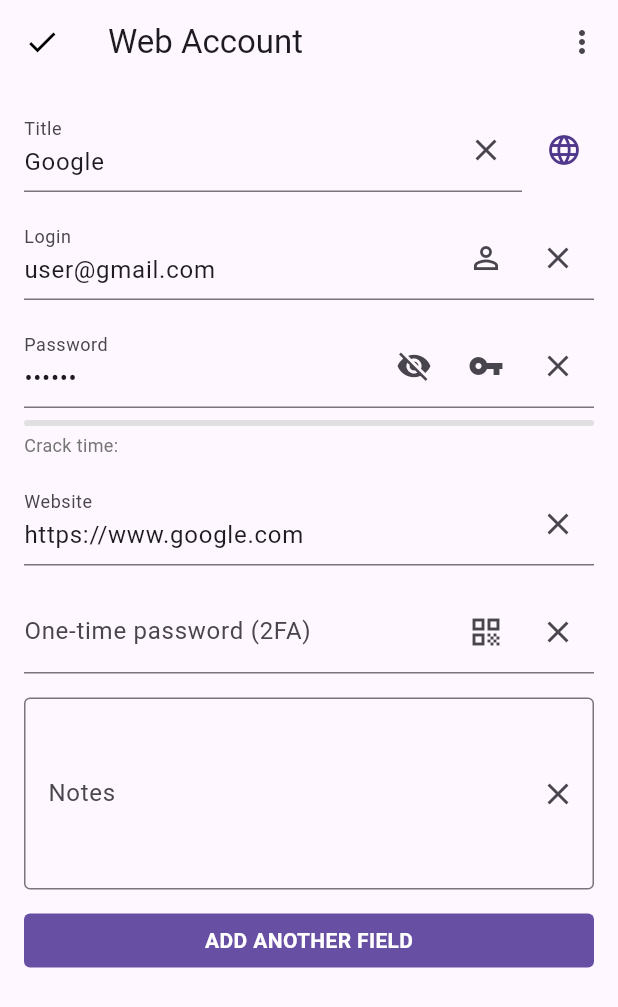
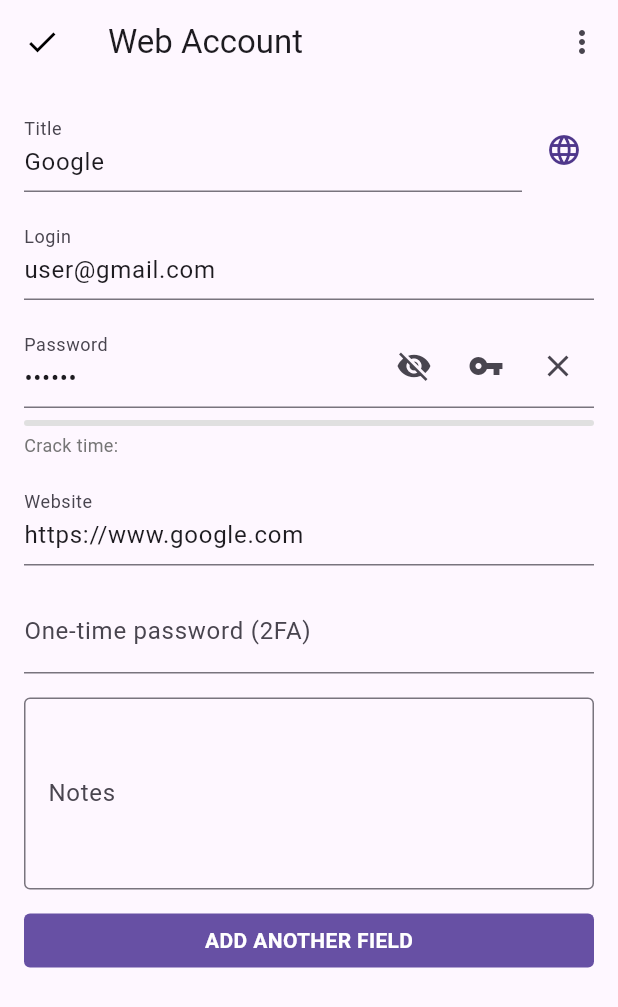
Before and after one commit to MTMBoss/SelfPass, a Flutter app: the screen it shows after launch, after a tap on "Google", on a phone screen of 412 x 824 dp. Shown: the top 1007 px of the screen. Run offline on Flutter 3.47's test engine with Material 3 defaults, Android fonts, the phone set to English and light mode, and no system bars; our stand-ins replace font_awesome_flutter, logger; accounts and stored records are empty; network calls fail.

Commit message:
Aggiunta di logica per gestire i campi "Scadenza" e "Data" nel modulo AccountForm, inclusa la gestione dei campi obbligatori e la visualizzazione dei campi aggiuntivi.

```diff
--- a/lib/pages/web_account/widgets/account_form.dart
+++ b/lib/pages/web_account/widgets/account_form.dart
@@ -23,7 +23,7 @@ class AccountFormState extends State<AccountForm> {
   final TextEditingController _otpController = TextEditingController();
   final TextEditingController _notesController = TextEditingController();
 
-  // New controllers for Scadenza and Data fields
+  // Nuovi controller per i campi Scadenza e Data
   final TextEditingController _scadenzaController = TextEditingController();
   final TextEditingController _dataController = TextEditingController();
 
@@ -38,9 +38,18 @@ class AccountFormState extends State<AccountForm> {
   Color? _selectedSymbolColor;
   Color? _selectedColorIcon;
 
-  // Change additionalFields to store label, widget, and controller
-  List<Map<String, dynamic>> additionalFields = [];
-  // Make enabledFields public so it can be accessed from WebAccountPage
+  // Definiamo i campi obbligatori che non devono essere rimossi
+  final List<String> mandatoryFields = [
+    'Title',
+    'Login',
+    'Password',
+    'Website',
+    'One-time password (2FA)',
+    'Notes',
+  ];
+
+  // Lista unica in cui gestiamo sia i campi predefiniti che quelli aggiunti.
+  // Inizialmente contiene i campi obbligatori.
   List<String> enabledFields = [
     'Title',
     'Login',
@@ -50,7 +59,10 @@ class AccountFormState extends State<AccountForm> {
     'Notes',
   ];
 
-  // Helper method to convert dd/MM/yyyy string to yyyy-MM-dd for DateTime.parse
+  // Per i campi aggiuntivi memorizziamo anche il widget e il controller
+  List<Map<String, dynamic>> additionalFields = [];
+
+  // Helper per convertire una data dal formato dd/MM/yyyy in yyyy-MM-dd (per DateTime.parse)
   String _formatDateForParse(String dateStr) {
     final parts = dateStr.split('/');
     if (parts.length == 3) {
@@ -91,7 +103,7 @@ class AccountFormState extends State<AccountForm> {
   void _onWebsiteChanged() {
     if (_iconSelectionMode == 'Website Icon') {
       setState(() {
-        // Trigger rebuild when website URL changes
+        // Trigger per il rebuild quando l’URL cambia
       });
     }
   }
@@ -106,6 +118,8 @@ class AccountFormState extends State<AccountForm> {
     _passwordController.addListener(_onPasswordChanged);
   }
 
+  // Nel caricamento dell’account in edit ricostruiamo enabledFields e ricaviamo
+  // anche la lista additionalFields per i campi extra non standard.
   void _initializeWithAccount(Account account) {
     _titleController.text = account.accountName;
     _loginController.text = account.username;
@@ -115,7 +129,47 @@ class AccountFormState extends State<AccountForm> {
     _selectedSymbolIcon = account.symbolIcon;
     _selectedSymbolColor = account.colorIcon;
     _selectedColorIcon = account.colorIcon;
-    enabledFields = List.from(account.enabledFields);
+    // Inizializza enabledFields con i campi obbligatori
+    enabledFields = List.from(mandatoryFields);
+    // Aggiungi eventuali campi salvati che non sono obbligatori
+    for (var field in account.enabledFields) {
+      if (!mandatoryFields.contains(field)) {
+        enabledFields.add(field);
+      }
+    }
+    // Per ricostruire i widget dei campi aggiuntivi, definiamo un elenco dei campi standard
+    // per cui abbiamo già dei widget predefiniti
+    List<String> standardFields = [
+      'Title',
+      'Login',
+      'Password',
+      'Website',
+      'Scadenza',
+      'Data',
+      'One-time password (2FA)',
+      'Notes',
+    ];
+    additionalFields = [];
+    for (var field in enabledFields) {
+      if (!standardFields.contains(field)) {
+        // Per ciascun campo extra, creiamo un controller (inizialmente vuoto)
+        TextEditingController controller = TextEditingController();
+        additionalFields.add({
+          'label': Text(field),
+          'controller': controller,
+          'widget': Padding(
+            padding: const EdgeInsets.symmetric(vertical: 8.0),
+            child: TextFormField(
+              controller: controller,
+              decoration: InputDecoration(
+                labelText: field,
+                border: const OutlineInputBorder(),
+              ),
+            ),
+          ),
+        });
+      }
+    }
   }
 
   @override
@@ -128,11 +182,8 @@ class AccountFormState extends State<AccountForm> {
     _websiteController.dispose();
     _otpController.dispose();
     _notesController.dispose();
-
-    // Dispose new controllers
     _scadenzaController.dispose();
     _dataController.dispose();
-
     for (var entry in additionalFields) {
       final controller = entry['controller'];
       if (controller is TextEditingController) {
@@ -165,7 +216,6 @@ class AccountFormState extends State<AccountForm> {
 
     try {
       if (widget.editingAccount != null) {
-        // Pass the existing account's id when updating
         final updatedAccount = accountToSave.copyWith(
           id: widget.editingAccount!.id,
         );
@@ -199,9 +249,12 @@ class AccountFormState extends State<AccountForm> {
     );
   }
 
+  // Permette di eliminare un campo extra (solo se non è obbligatorio)
   void _deleteField(String fieldName) {
     setState(() {
+      if (!mandatoryFields.contains(fieldName)) {
         enabledFields.remove(fieldName);
+      }
     });
   }
 
@@ -212,6 +265,7 @@ class AccountFormState extends State<AccountForm> {
       child: Column(
         crossAxisAlignment: CrossAxisAlignment.start,
         children: [
+          // Visualizza i campi standard in base a enabledFields
           for (String field in enabledFields) ...[
             if (field == 'Title') ...[
               Row(
@@ -222,7 +276,10 @@ class AccountFormState extends State<AccountForm> {
                       decoration: InputDecoration(
                         labelText: 'Title',
                         border: const UnderlineInputBorder(),
-                        suffixIcon: IconButton(
+                        suffixIcon:
+                            mandatoryFields.contains('Title')
+                                ? null
+                                : IconButton(
                                   icon: const Icon(Icons.close),
                                   onPressed: () => _deleteField('Title'),
                                 ),
@@ -265,80 +322,12 @@ class AccountFormState extends State<AccountForm> {
                 controller: _loginController,
                 decoration: InputDecoration(
                   labelText: 'Login',
-                  suffixIcon: Row(
-                    mainAxisSize: MainAxisSize.min,
-                    children: [
-                      // Account icon button that shows registered accounts
-                      IconButton(
-                        icon: const Icon(Icons.person_outline),
-                        onPressed: () {
-                          final accounts = _accountController.accounts;
-                          if (accounts.isEmpty) {
-                            ScaffoldMessenger.of(context).showSnackBar(
-                              const SnackBar(
-                                content: Text('No accounts registered'),
-                              ),
-                            );
-                            return;
-                          }
-                          final RenderBox button =
-                              context.findRenderObject() as RenderBox;
-                          final RenderBox overlay =
-                              Overlay.of(context).context.findRenderObject()
-                                  as RenderBox;
-                          final RelativeRect position = RelativeRect.fromRect(
-                            Rect.fromPoints(
-                              button.localToGlobal(
-                                Offset.zero,
-                                ancestor: overlay,
-                              ),
-                              button.localToGlobal(
-                                button.size.bottomRight(Offset.zero),
-                                ancestor: overlay,
-                              ),
-                            ),
-                            Offset.zero & overlay.size,
-                          );
-
-                          showMenu<Account>(
-                            context: context,
-                            position: position,
-                            items:
-                                accounts.map((account) {
-                                  return PopupMenuItem<Account>(
-                                    value: account,
-                                    child: Row(
-                                      children: [
-                                        const Icon(
-                                          Icons.account_circle,
-                                          size: 20,
-                                        ),
-                                        const SizedBox(width: 8),
-                                        Expanded(
-                                          child: Text(
-                                            account.username,
-                                            overflow: TextOverflow.ellipsis,
-                                          ),
-                                        ),
-                                      ],
-                                    ),
-                                  );
-                                }).toList(),
-                          ).then((selectedAccount) {
-                            if (selectedAccount != null) {
-                              setState(() {
-                                _loginController.text =
-                                    selectedAccount.username;
-                              });
-                            }
-                          });
-                        },
-                      ),
-                      IconButton(
+                  suffixIcon:
+                      mandatoryFields.contains('Login')
+                          ? null
+                          : IconButton(
                             icon: const Icon(Icons.close),
                             onPressed: () => _deleteField('Login'),
-                      ),
-                    ],
                           ),
                 ),
               ),
@@ -367,7 +356,10 @@ class AccountFormState extends State<AccountForm> {
                 decoration: InputDecoration(
                   labelText: 'Website',
                   border: const UnderlineInputBorder(),
-                  suffixIcon: IconButton(
+                  suffixIcon:
+                      mandatoryFields.contains('Website')
+                          ? null
+                          : IconButton(
                             icon: const Icon(Icons.close),
                             onPressed: () => _deleteField('Website'),
                           ),
@@ -454,21 +446,13 @@ class AccountFormState extends State<AccountForm> {
                 controller: _otpController,
                 decoration: InputDecoration(
                   labelText: 'One-time password (2FA)',
-                  suffixIcon: Row(
-                    mainAxisSize: MainAxisSize.min,
-                    children: [
-                      IconButton(
-                        icon: const Icon(Icons.qr_code),
-                        onPressed: () {
-                          // QR code scanning functionality
-                        },
-                      ),
-                      IconButton(
+                  suffixIcon:
+                      mandatoryFields.contains('One-time password (2FA)')
+                          ? null
+                          : IconButton(
                             icon: const Icon(Icons.close),
                             onPressed:
                                 () => _deleteField('One-time password (2FA)'),
-                      ),
-                    ],
                           ),
                 ),
               ),
@@ -481,7 +465,10 @@ class AccountFormState extends State<AccountForm> {
                 decoration: InputDecoration(
                   labelText: 'Notes',
                   border: const OutlineInputBorder(),
-                  suffixIcon: IconButton(
+                  suffixIcon:
+                      mandatoryFields.contains('Notes')
+                          ? null
+                          : IconButton(
                             icon: const Icon(Icons.close),
                             onPressed: () => _deleteField('Notes'),
                           ),
@@ -490,11 +477,13 @@ class AccountFormState extends State<AccountForm> {
               const SizedBox(height: 16),
             ],
           ],
-
-          // Add another field button
+          // Popup per aggiungere un nuovo campo
           PopupMenuButton<String>(
             onSelected: (String selectedOption) {
               setState(() {
+                if (!enabledFields.contains(selectedOption)) {
+                  enabledFields.add(selectedOption);
+                }
                 TextEditingController? controller;
                 if (selectedOption == 'Login' ||
                     selectedOption == 'Email' ||
@@ -543,15 +532,13 @@ class AccountFormState extends State<AccountForm> {
               ),
             ),
           ),
-
-          // Additional fields
+          // Visualizza i widget dei campi aggiuntivi ricostruiti
           ...additionalFields.map((entry) {
             final labelWidget = entry['label'];
             final fieldWidget = entry['widget'];
             Widget fieldWithIcon = fieldWidget!;
             if (labelWidget is Text &&
                 (labelWidget.data == 'Email' || labelWidget.data == 'Login')) {
-              // Wrap the TextFormField with suffixIcon containing the "omino" icon button
               final TextEditingController? controller = entry['controller'];
               fieldWithIcon = Padding(
                 padding: const EdgeInsets.symmetric(vertical: 8.0),
@@ -593,7 +580,6 @@ class AccountFormState extends State<AccountForm> {
                               ),
                               Offset.zero & overlay.size,
                             );
-
                             showMenu<Account>(
                               context: context,
                               position: position,
@@ -634,6 +620,9 @@ class AccountFormState extends State<AccountForm> {
                           onPressed: () {
                             setState(() {
                               additionalFields.remove(entry);
+                              if (labelWidget.data != null) {
+                                enabledFields.remove(labelWidget.data);
+                              }
                             });
                           },
                         ),
@@ -697,6 +686,9 @@ class AccountFormState extends State<AccountForm> {
                     onPressed: () {
                       setState(() {
                         additionalFields.remove(entry);
+                        if (labelWidget.data != null) {
+                          enabledFields.remove(labelWidget.data);
+                        }
                       });
                     },
                   ),
```
Lines whose indentation alone changed are shown as unchanged.
